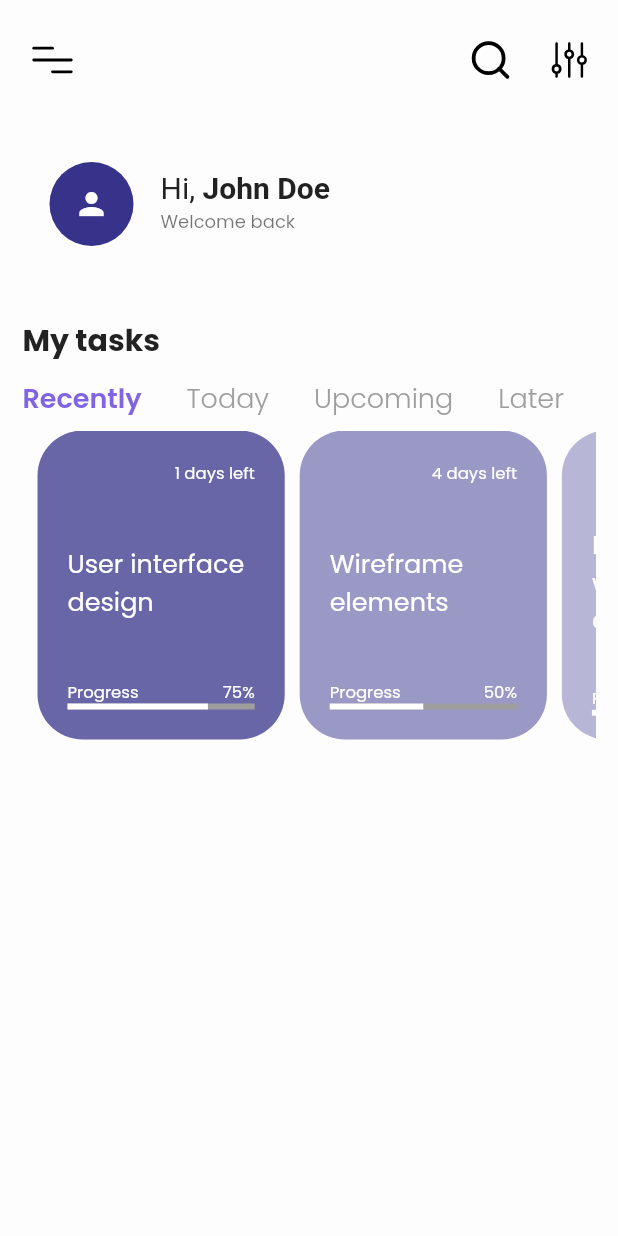
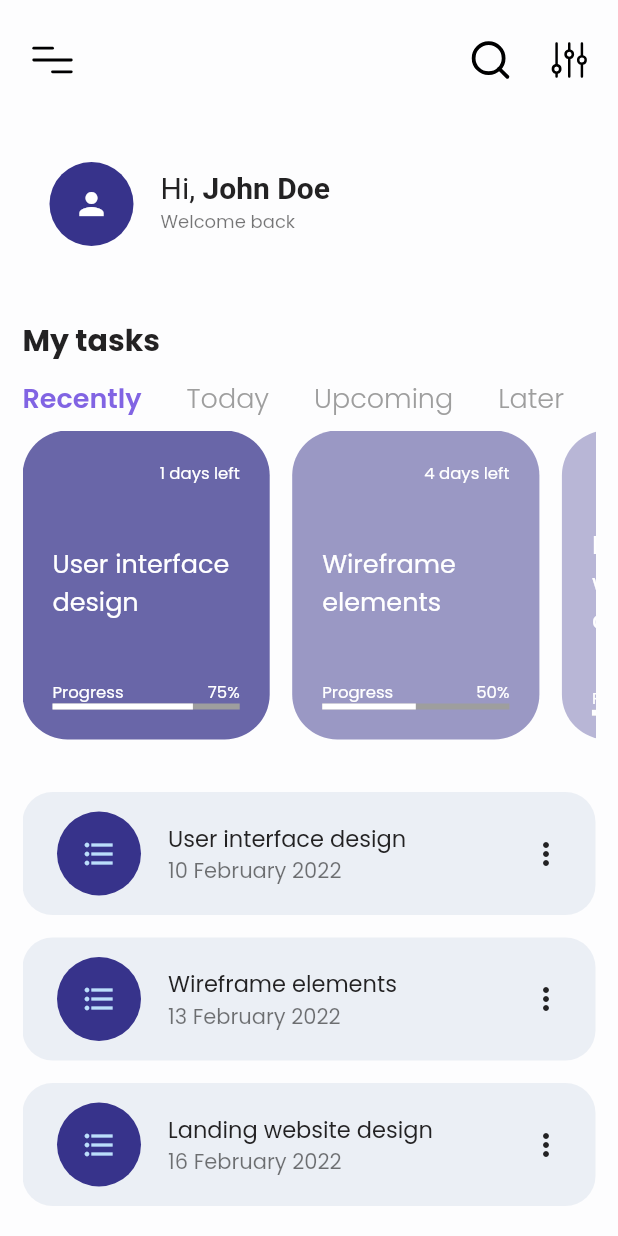
Before and after one commit to Amirnlz/task_management, a Flutter app: the screen it shows after launch, on a phone screen of 412 x 824 dp. Run offline on Flutter 3.47's test engine with Material 2 defaults, Android fonts, the phone set to English and light mode, and no system bars; our stand-ins replace flutter_svg.

Commit message:
refactor task card widget

```diff
--- a/lib/helpers/extesnsion.dart
+++ b/lib/helpers/extesnsion.dart
@@ -1,8 +1,8 @@
 import 'contants.dart';
 
 extension DateTimeExtension on DateTime {
-  String get date {
-    return "$day/$monthName/$year";
+  String get expandedDate {
+    return "$day $monthName $year";
   }
 
   String get monthName {
--- a/lib/models/task.dart
+++ b/lib/models/task.dart
@@ -1,5 +1,3 @@
-
-
 class Task {
   final String title;
   final String? description;
@@ -14,7 +12,7 @@ class Task {
   });
 }
 
-List<Task> tasksCardList = [
+List<Task> tasksList = [
   Task(
       title: 'User interface design',
       date: DateTime.now().add(const Duration(days: 1)),
--- a/lib/screens/components/task_card.dart
+++ b/lib/screens/components/task_cards.dart
@@ -1,28 +1,37 @@
 import 'package:flutter/material.dart';
+
 import '../../helpers/contants.dart';
+import '../../helpers/extesnsion.dart';
+import '../../models/task.dart';
 
-import '../../helpers/extesnsion.dart';
+class TaskCards extends StatelessWidget {
+  const TaskCards({required this.tasks, Key? key}) : super(key: key);
 
-class TaskCard extends StatelessWidget {
-  const TaskCard(
-      {required this.title,
-      required this.date,
-      required this.progress,
-      Key? key})
-      : super(key: key);
-  final String title;
-  final int progress;
-  final DateTime date;
-
+  final List<Task> tasks;
   @override
   Widget build(BuildContext context) {
     Size size = MediaQuery.of(context).size;
 
+    return SingleChildScrollView(
+      scrollDirection: Axis.horizontal,
+      child: Row(
+        children: List.generate(
+          tasksList.length,
+          (index) => Padding(
+            padding: const EdgeInsets.only(right: 15),
+            child: taskCard(size, tasks[index]),
+          ),
+        ),
+      ),
+    );
+  }
+
+  Container taskCard(Size size, Task task) {
     return Container(
       height: size.height * 0.25,
       width: size.width * 0.4,
       decoration: BoxDecoration(
-        color: accentColor.withOpacity(progressColor),
+        color: cardColor(task.progress),
         borderRadius: BorderRadius.circular(30),
       ),
       child: Padding(
@@ -31,16 +40,16 @@ class TaskCard extends StatelessWidget {
           mainAxisAlignment: MainAxisAlignment.spaceAround,
           crossAxisAlignment: CrossAxisAlignment.start,
           children: [
-            leftTaskTime(),
-            taskTitle(),
-            taskProgress(),
+            leftTaskTime(task.date),
+            taskTitle(task.title),
+            taskProgress(task.progress),
           ],
         ),
       ),
     );
   }
 
-  Widget taskProgress() {
+  Widget taskProgress(int progress) {
     return Column(
       children: [
         Row(
@@ -68,7 +77,7 @@ class TaskCard extends StatelessWidget {
     );
   }
 
-  Align taskTitle() {
+  Align taskTitle(String title) {
     return Align(
       alignment: Alignment.center,
       child: Text(
@@ -78,7 +87,7 @@ class TaskCard extends StatelessWidget {
     );
   }
 
-  Align leftTaskTime() {
+  Align leftTaskTime(DateTime date) {
     return Align(
       alignment: Alignment.topRight,
       child: Text(
@@ -88,5 +97,10 @@ class TaskCard extends StatelessWidget {
     );
   }
 
-  double get progressColor => progress < 40 ? 0.35 : progress / 100;
+  Color cardColor(int progress) {
+    double opacity = progressColor(progress);
+    return accentColor.withOpacity(opacity);
+  }
+
+  double progressColor(int progress) => progress < 40 ? 0.35 : progress / 100;
 }
--- a/lib/screens/home_screen.dart
+++ b/lib/screens/home_screen.dart
@@ -1,9 +1,10 @@
 import 'package:flutter/material.dart';
 import 'package:flutter_svg/svg.dart';
-import '../models/task.dart';
-import 'components/task_card.dart';
 
 import '../helpers/contants.dart';
+import '../models/task.dart';
+import 'components/task_cards.dart';
+import 'components/task_lists.dart';
 import 'components/time_frequency.dart';
 
 class HomeScreen extends StatelessWidget {
@@ -15,6 +16,7 @@ class HomeScreen extends StatelessWidget {
       child: Scaffold(
         body: Padding(
           padding: const EdgeInsets.symmetric(vertical: 20, horizontal: 15),
+          child: SingleChildScrollView(
             child: Column(
               crossAxisAlignment: CrossAxisAlignment.start,
               children: [
@@ -28,26 +30,11 @@ class HomeScreen extends StatelessWidget {
                 ),
                 const SizedBox(height: 10),
                 const TimeFrequency(),
-              taskCards(),
+                TaskCards(tasks: tasksList),
+                const SizedBox(height: 20),
+                TaskLists(tasks: tasksList),
               ],
             ),
-        ),
-      ),
-    );
-  }
-
-  SingleChildScrollView taskCards() {
-    return SingleChildScrollView(
-      scrollDirection: Axis.horizontal,
-      child: Row(
-        children: List.generate(
-          tasksCardList.length,
-          (index) => Padding(
-            padding: const EdgeInsets.only(left: 10),
-            child: TaskCard(
-                title: tasksCardList[index].title,
-                date: tasksCardList[index].date,
-                progress: tasksCardList[index].progress),
           ),
         ),
       ),
```
Lines whose indentation alone changed are shown as unchanged.
